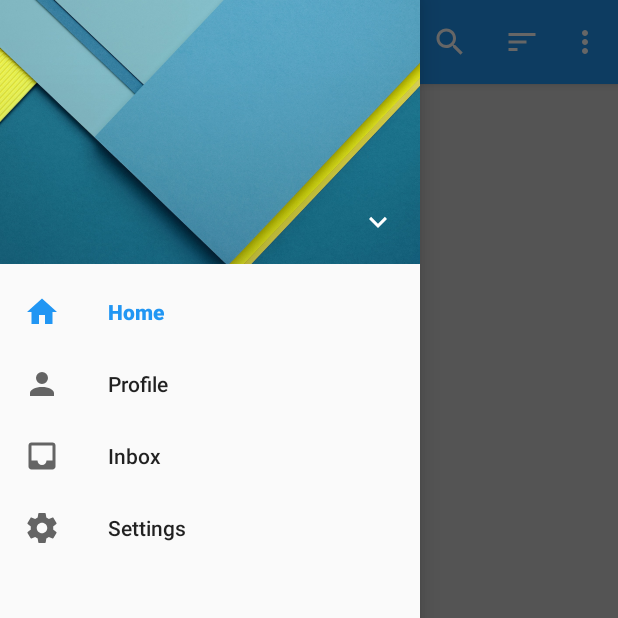
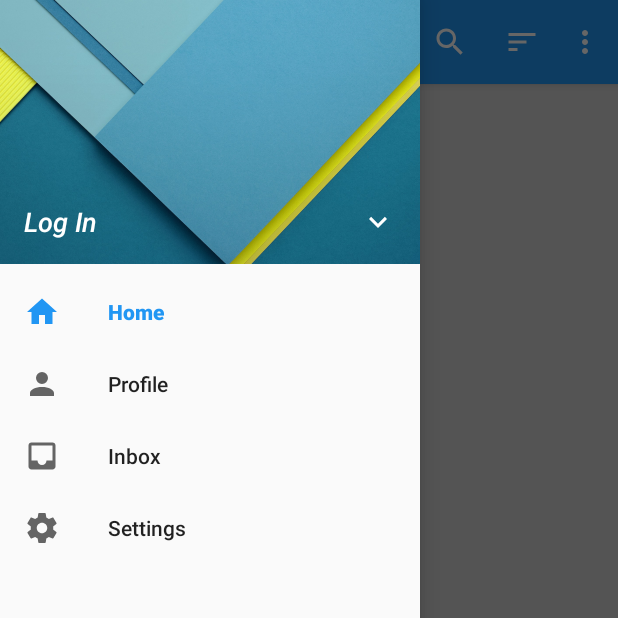
Before and after one commit to justinqle/Refresh, an Android app: the screen it shows after launch (MainActivity), with the side drawer open, on a phone screen of 412 x 824 dp, the top half of it. Run offline under Robolectric (Android 15) with nearby library versions, the phone set to English and light mode, and no system bars; our stand-ins replace navigation-ui; libraries missing offline, so code that uses them is left out: android.arch.paging, jp.wasabeef.recyclerview; pictures from the network do not load; 4 statements that could not run were skipped.

Commit message:
Minor design refactoring

```diff
--- a/app/src/main/res/layout/nav_header_main.xml
+++ b/app/src/main/res/layout/nav_header_main.xml
@@ -8,8 +8,6 @@
     android:background="@drawable/material_design_header"
     android:clickable="true"
     android:focusable="true"
-    android:foreground="?attr/selectableItemBackground"
-    android:gravity="bottom"
     android:theme="@style/ThemeOverlay.AppCompat.Dark">
 
     <TextView
@@ -18,6 +16,7 @@
         android:layout_height="wrap_content"
         android:layout_marginStart="16dp"
         android:layout_marginBottom="16dp"
+        android:text="@string/log_in"
         android:textAppearance="@style/TextAppearance.AppCompat.Title"
         android:textColor="@android:color/white"
         android:textSize="18sp"
```
Also changed, not shown: app/src/main/java/com/justinqle/refresh/activities/MainActivity.java (+5 -2 lines).
